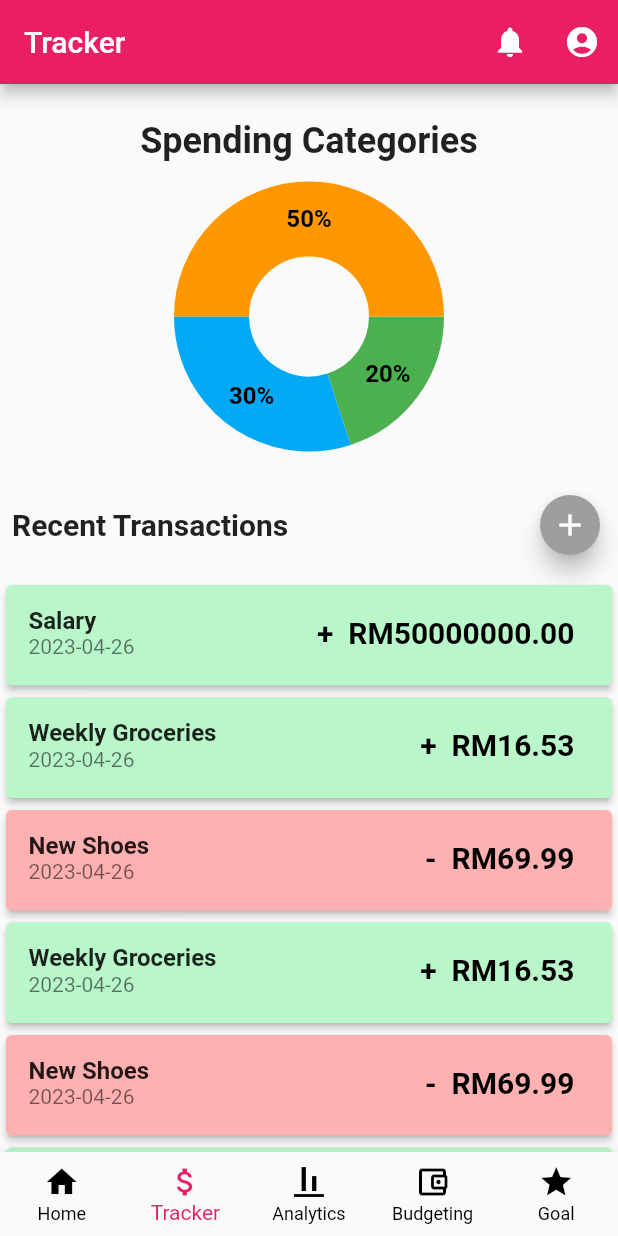
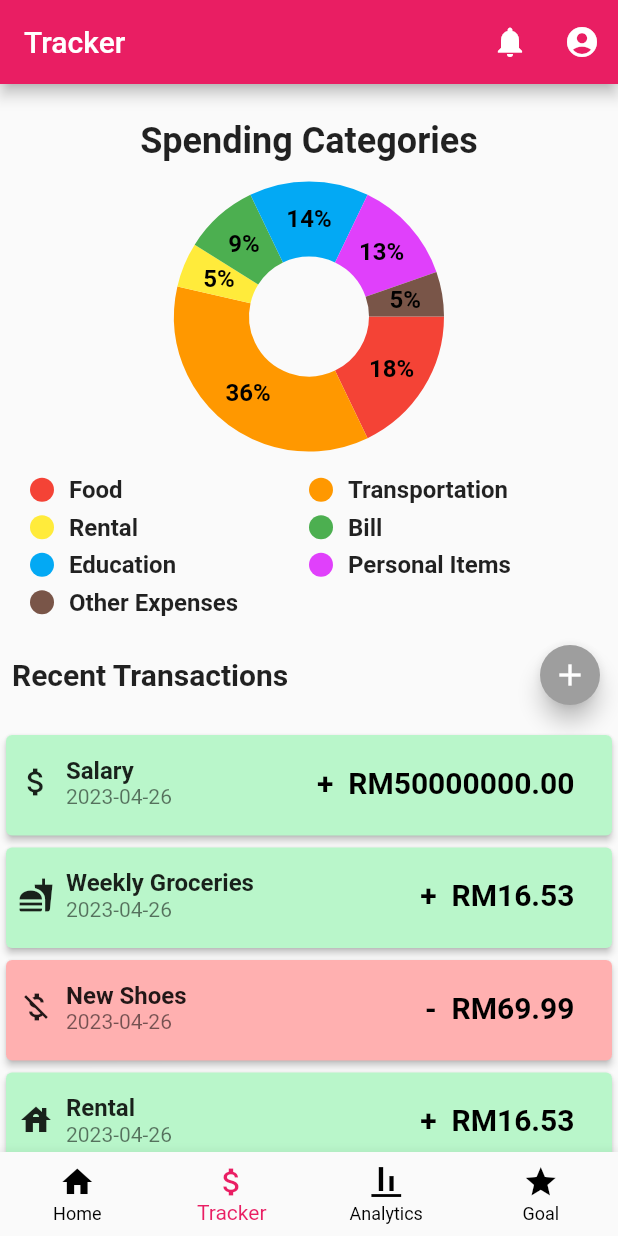
Before and after one commit to yiwan-21/FYP-Financial-app, a Flutter app: the Home screen opened by its route, item 2 of the bottom bar chosen, on a phone screen of 412 x 824 dp. Run offline on Flutter 3.47's test engine with Material 2 defaults, Android fonts, the phone set to English and light mode, and no system bars; drawn by our look-alikes of fl_chart.

Commit message:
category improvement

```diff
--- a/lib/components/categoryChart.dart
+++ b/lib/components/categoryChart.dart
@@ -2,10 +2,13 @@ import 'package:fl_chart/fl_chart.dart';
 import 'package:flutter/material.dart';
 
 class CategoryChart extends StatefulWidget {
-  const CategoryChart({Key? key}) : super(key: key);
+  final List<String> categories;
+  final List<double> values;
+
+  const CategoryChart(this.categories, this.values, {super.key});
 
   @override
-  State<CategoryChart> createState() => _CategoryChartState();
+  _CategoryChartState createState() => _CategoryChartState();
 }
 
 class _CategoryChartState extends State<CategoryChart> {
@@ -13,21 +16,21 @@ class _CategoryChartState extends State<CategoryChart> {
 
   @override
   Widget build(BuildContext context) {
-    return AspectRatio(
+    return Column(
+      children: [
+        AspectRatio(
           aspectRatio: 2,
           child: PieChart(
             PieChartData(
               sections: getSections(),
               centerSpaceRadius: 40,
               sectionsSpace: 0,
-          borderData: FlBorderData(
-            show: false,
-          ),
               pieTouchData: PieTouchData(
                 touchCallback: (event, response) {
                   setState(() {
                     if (response != null) {
-                  touchedIndex = response.touchedSection!.touchedSectionIndex;
+                      touchedIndex =
+                          response.touchedSection!.touchedSectionIndex;
                     } else {
                       touchedIndex = -1;
                     }
@@ -36,44 +39,116 @@ class _CategoryChartState extends State<CategoryChart> {
               ),
             ),
           ),
+        ),
+        Container(
+          margin: const EdgeInsets.symmetric(horizontal: 20),
+          child: Column(children: getLegend()),
+        ),
+      ],
     );
   }
 
   List<PieChartSectionData> getSections() {
-    return [
+    List<PieChartSectionData> sections = [];
+
+    for (int i = 0; i < widget.categories.length; i++) {
+      sections.add(
         PieChartSectionData(
-        value: 20,
-        color: Colors.green,
-        title: '20%',
-        radius: touchedIndex == 0 ? 60 : 50,
+          value: widget.values[i],
+          color: getColor(i),
+          title:
+              '${(widget.values[i] / widget.values.reduce((a, b) => a + b) * 100).toStringAsFixed(0)}%',
+          radius: touchedIndex == i ? 60 : 50,
           titleStyle: TextStyle(
             fontSize: 16,
             fontWeight: FontWeight.bold,
-          color: touchedIndex == 0 ? Colors.white : Colors.black,
+            color: touchedIndex == i ? Colors.white : Colors.black,
           ),
         ),
-      PieChartSectionData(
-        value: 30,
-        color: Colors.lightBlue,
-        title: '30%',
-        radius: touchedIndex == 1 ? 60 : 50,
-        titleStyle: TextStyle(
+      );
+    }
+
+    return sections;
+  }
+
+  Color getColor(int index) {
+    // Define a list of colors to use
+    List<Color> colors = [
+      Colors.red,
+      Colors.orange,
+      Colors.yellow,
+      Colors.green,
+      Colors.lightBlue,
+      Colors.purpleAccent,
+      Colors.brown,
+      Colors.amber,
+      Colors.greenAccent,
+      Colors.cyan,
+    ];
+
+    // If the index is out of range, return a random color
+    if (index >= colors.length) {
+      return Color.fromRGBO(
+        100 + index * 10,
+        50 + index * 5,
+        150 + index * 15,
+        1,
+      );
+    }
+
+    // Otherwise, return the color at the specified index
+    return colors[index];
+  }
+
+  List<Widget> getLegend() {
+    List<Widget> legend = [];
+
+    int numRows = (widget.categories.length / 2).ceil();
+
+    for (int i = 0; i < numRows; i++) {
+      List<Widget> rowChildren = [];
+
+      for (int j = 0; j < 2; j++) {
+        int index = i * 2 + j;
+
+        if (index >= widget.categories.length) {
+          break;
+        }
+
+        rowChildren.add(
+          Expanded(
+            child: Row(
+              children: [
+                Container(
+                  width: 16,
+                  height: 16,
+                  decoration: BoxDecoration(
+                    color: getColor(index),
+                    shape: BoxShape.circle,
+                  ),
+                ),
+                const SizedBox(width: 10, height: 25),
+                Expanded(
+                  child: Text(
+                    widget.categories[index],
+                    style: const TextStyle(
                       fontSize: 16,
                       fontWeight: FontWeight.bold,
-          color: touchedIndex == 1 ? Colors.white : Colors.black,
+                    ),
+                    overflow: TextOverflow.ellipsis,
                   ),
                 ),
-      PieChartSectionData(
-        value: 50,
-        color: Colors.orange,
-        title: '50%',
-        radius: touchedIndex == 2 ? 60 : 50,
-        titleStyle: TextStyle(
-          fontSize: 16,
-          fontWeight: FontWeight.bold,
-          color: touchedIndex == 2 ? Colors.white : Colors.black,
+              ],
             ),
           ),
-    ];
+        );
+      }
+
+      legend.add(Row(
+        children: rowChildren,
+      ));
+    }
+
+    return legend;
   }
 }
--- a/lib/components/transaction.dart
+++ b/lib/components/transaction.dart
@@ -1,4 +1,5 @@
 import 'package:flutter/material.dart';
+import '../constants.dart';
 
 class Transaction extends StatefulWidget {
   final String title;
@@ -6,8 +7,9 @@ class Transaction extends StatefulWidget {
   final double amount;
   final DateTime date;
   final bool isExpense;
+  final String category;
 
-  Transaction(this.title, this.amount, this.date, this.isExpense,
+  Transaction(this.title, this.amount, this.date, this.isExpense, this.category,
       {this.notes, super.key});
 
   @override
@@ -31,6 +33,7 @@ class _TransactionState extends State<Transaction>
       'amount': widget.amount,
       'date': widget.date,
       'isExpense': widget.isExpense,
+      'category': widget.category,
     });
   }
 
@@ -54,10 +57,13 @@ class _TransactionState extends State<Transaction>
               Row(
                 mainAxisAlignment: MainAxisAlignment.spaceBetween,
                 children: <Widget>[
+                  Row(
+                    children: [
                       Container(
-                    margin: const EdgeInsets.only(left: 15),
-                    child: Column(
-                      mainAxisAlignment: MainAxisAlignment.center,
+                        margin: const EdgeInsets.symmetric(horizontal: 8),
+                        child: Constants.getCategoryIcon(widget.category),
+                      ),
+                      Column(
                         crossAxisAlignment: CrossAxisAlignment.start,
                         children: <Widget>[
                           Text(
@@ -75,6 +81,7 @@ class _TransactionState extends State<Transaction>
                           ),
                         ],
                       ),
+                    ],
                   ),
                   Container(
                     padding: const EdgeInsets.all(10),
@@ -106,14 +113,7 @@ class _TransactionState extends State<Transaction>
                                     ? "No Notes"
                                     : "Notes: ${widget.notes}",
                               ),
-                              const Text("Category: No Category"),
-                              const Text("Category: No Category"),
-                              const Text("Category: No Category"),
-                              const Text("Category: No Category"),
-                              const Text("Category: No Category"),
-                              const Text("Category: No Category"),
-                              const Text("Category: No Category"),
-                              const Text("Category: No Category"),
+                              Text("Category: ${widget.category}"),
                             ],
                           ),
                         ),
--- /dev/null
+++ b/lib/constants.dart
@@ -0,0 +1,51 @@
+import 'package:flutter/material.dart';
+
+class Constants {
+  static const List<String> expenseCategories = [
+    'Food',
+    'Transportation',
+    'Rental',
+    'Bill',
+    'Education',
+    'Personal Items',
+    'Other Expenses'
+  ];
+  static const List<String> incomeCategories = [
+    'Savings',
+    'Pocket Money',
+    'Part-time Job',
+    'Scholarship/PTPTN/Sponsorship Programme',
+    'Other Income'
+  ];
+
+  static Icon getCategoryIcon(String category) {
+    switch (category) {
+      case 'Food':
+        return const Icon(Icons.fastfood);
+      case 'Transportation':
+        return const Icon(Icons.directions_bus);
+      case 'Rental':
+        return const Icon(Icons.house);
+      case 'Bill':
+        return const Icon(Icons.event_note_outlined);
+      case 'Education':
+        return const Icon(Icons.cases_outlined);
+      case 'Personal Items':
+        return const Icon(Icons.face);
+      case 'Other Expenses':
+        return const Icon(Icons.money_off);
+      case 'Savings':
+        return const Icon(Icons.attach_money);
+      case 'Pocket Money':
+        return const Icon(Icons.attach_money);
+      case 'Part-time Job':
+        return const Icon(Icons.attach_money);
+      case 'Scholarship/PTPTN/Sponsorship Programme':
+        return const Icon(Icons.attach_money);
+      case 'Other Income':
+        return const Icon(Icons.attach_money);
+      default:
+        return const Icon(Icons.category);
+    }
+  }
+}
--- a/lib/pages/addTransaction.dart
+++ b/lib/pages/addTransaction.dart
@@ -14,19 +14,21 @@ class _AddTransactionState extends State<AddTransaction> {
   String? _notes;
   double _amount = 0;
   bool _isExpense = true;
-  final List<String> _categories = [
+  final List<String> _expenseCategories = [
     'Food',
     'Transportation',
     'Rental',
-    'Water&Electricity Bill',
-    'Internet Bill',
-    'Other Utility Bill',
+    'Bill',
     'Education',
     'Personal Items',
-    'Game',
-    'Gifts',
-    'Donations',
-    'Others'
+    'Other Expenses'
+  ];
+  final List<String> _incomeCategories = [
+    'Savings',
+    'Pocket Money',
+    'Part-time Job',
+    'Scholarship/PTPTN/Sponsorship Programme',
+    'Other Income'
   ];
   String _selectedCategory = '';
   DateTime _date = DateTime.now();
@@ -34,7 +36,7 @@ class _AddTransactionState extends State<AddTransaction> {
   @override
   void initState() {
     super.initState();
-    _selectedCategory = _categories[0];
+    _selectedCategory = _expenseCategories[0];
   }
 
   Future<void> _selectDate(BuildContext context) async {
@@ -127,7 +129,7 @@ class _AddTransactionState extends State<AddTransaction> {
                     suffixIcon: Icon(Icons.calendar_today),
                     fillColor: Colors.white,
                     filled: true,
-                     focusedBorder: OutlineInputBorder(
+                    focusedBorder: OutlineInputBorder(
                       borderSide: BorderSide(width: 1.5),
                     ),
                     enabledBorder: OutlineInputBorder(
@@ -205,7 +207,7 @@ class _AddTransactionState extends State<AddTransaction> {
                       _selectedCategory = value!;
                     });
                   },
-                  items: _categories
+                  items: _expenseCategories
                       .map((category) => DropdownMenuItem(
                             value: category,
                             child: Text(category),
--- a/lib/pages/editTransaction.dart
+++ b/lib/pages/editTransaction.dart
@@ -1,5 +1,6 @@
 import 'package:flutter/material.dart';
 import 'package:flutter/services.dart';
+import '../constants.dart';
 
 class EditTransaction extends StatefulWidget {
   const EditTransaction({super.key});
@@ -14,27 +15,13 @@ class _EditTransactionState extends State<EditTransaction> {
   String? _notes;
   double _amount = 0;
   bool _isExpense = true;
-  final List<String> _categories = [
-    'Food',
-    'Transportation',
-    'Rental',
-    'Water&Electricity Bill',
-    'Internet Bill',
-    'Other Utility Bill',
-    'Education',
-    'Personal Items',
-    'Game',
-    'Gifts',
-    'Donations',
-    'Others'
-  ];
-  String _selectedCategory = '';
+  String _category = '';
   DateTime _date = DateTime.now();
+  List<String> _categoryList = [];
 
   @override
   void initState() {
     super.initState();
-    _selectedCategory = _categories[0];
   }
 
   Future<void> _selectDate(BuildContext context) async {
@@ -59,6 +46,10 @@ class _EditTransactionState extends State<EditTransaction> {
     _amount = args['amount'];
     _date = args['date'];
     _isExpense = args['isExpense'];
+    _category = args['category'];
+    _notes = args['notes'];
+    _categoryList =
+        _isExpense ? Constants.expenseCategories : Constants.incomeCategories;
 
     return Scaffold(
       appBar: AppBar(
@@ -210,14 +201,20 @@ class _EditTransactionState extends State<EditTransaction> {
                 ),
                 const SizedBox(height: 18.0),
                 DropdownButtonFormField<String>(
-                  value: _selectedCategory,
+                  value: _category,
                   onChanged: (value) {
                     setState(() {
-                      _selectedCategory = value!;
+                      _category = value!;
                     });
                   },
-                  items: _categories
-                      .map((category) => DropdownMenuItem(
+                  // items: _categoryList.map((String value) {
+                  //   print('${_isExpense} - ${_categoryList}');
+                  //   return DropdownMenuItem<String>(
+                  //     value: value,
+                  //     child: Text(value),
+                  //   );
+                  // }).toList(),
+                  items: _categoryList.map((category) => DropdownMenuItem(
                             value: category,
                             child: Text(category),
                           ))
@@ -295,21 +292,20 @@ class _CustomSwitchState extends State<CustomSwitch>
 
   @override
   void initState() {
+    const duration = Duration(milliseconds: 100);
     super.initState();
     _controller = AnimationController(
       vsync: this,
-      duration: const Duration(milliseconds: 100),
+      duration: duration,
     );
+    _animation = Tween<Offset>(
+      begin: const Offset(0.1, 0),
+      end: const Offset(3.2, 0),
+    ).animate(_controller);
     if (widget.isIncome) {
-      _animation = Tween<Offset>(
-        begin: const Offset(3.2, 0),
-        end: const Offset(0.1, 0),
-      ).animate(_controller);
-    } else {
-      _animation = Tween<Offset>(
-        begin: const Offset(0.1, 0),
-        end: const Offset(3.2, 0),
-      ).animate(_controller);
+      _controller.duration = const Duration(milliseconds: 0);
+      _controller.forward();
+      _controller.duration = duration;
     }
     _value = widget.isIncome;
   }
--- a/lib/pages/home.dart
+++ b/lib/pages/home.dart
@@ -24,8 +24,8 @@ class _HomeState extends State<Home> {
     "Home": const HomeContent(),
     "Tracker": const Tracker(),
     "Financial Analytics": const Analytics(),
+    "Savings Goal": const Goal(),
     "Budgeting Tool": const Budgeting(),
-    "Savings Goal": const Goal(),
   };
 
   @override
@@ -66,13 +66,13 @@ class _HomeState extends State<Home> {
             label: 'Analytics',
           ),
           BottomNavigationBarItem(
-            icon: Icon(Icons.account_balance_wallet_outlined),
-            label: 'Budgeting',
-          ),
-          BottomNavigationBarItem(
             icon: Icon(Icons.star),
             label: 'Goal',
           ),
+          // BottomNavigationBarItem(
+          //   icon: Icon(Icons.account_balance_wallet_outlined),
+          //   label: 'Budgeting',
+          // ),
         ],
         onTap: _onItemTapped,
       ),
--- a/lib/pages/tracker.dart
+++ b/lib/pages/tracker.dart
@@ -1,6 +1,7 @@
 import 'package:flutter/material.dart';
 import '../components/categoryChart.dart';
 import '../components/transaction.dart';
+import '../constants.dart';
 
 class Tracker extends StatefulWidget {
   const Tracker({super.key});
@@ -11,26 +12,39 @@ class Tracker extends StatefulWidget {
 
 class _TrackerState extends State<Tracker> with SingleTickerProviderStateMixin {
   final List<Transaction> transactions = [
-    Transaction('Salary', 50000000.00, DateTime.now(), false, notes: "Yay!"),
-    Transaction('Weekly Groceries', 16.53, DateTime.now(), false),
+    Transaction('Salary', 50000000.00, DateTime.now(), false, 'Savings',
+        notes: "Yay!"),
+    Transaction('Weekly Groceries', 16.53, DateTime.now(), false, 'Food'),
     Transaction(
       'New Shoes',
       69.99,
       DateTime.now(),
       true,
+      'Other Expenses',
       notes: "Notes",
     ),
-    Transaction('Weekly Groceries', 16.53, DateTime.now(), false),
-    Transaction('New Shoes', 69.99, DateTime.now(), true),
-    Transaction('Weekly Groceries', 16.53, DateTime.now(), false),
-    Transaction('New Shoes', 69.99, DateTime.now(), true),
-    Transaction('Weekly Groceries', 16.53, DateTime.now(), false),
-    Transaction('New Shoes', 69.99, DateTime.now(), true),
-    Transaction('Weekly Groceries', 16.53, DateTime.now(), false),
-    Transaction('New Shoes', 69.99, DateTime.now(), true),
-    Transaction('Weekly Groceries', 16.53, DateTime.now(), false),
-    Transaction('New Shoes', 69.99, DateTime.now(), true),
-    Transaction('Weekly Groceries', 16.53, DateTime.now(), false),
+    Transaction('Rental', 16.53, DateTime.now(), false, 'Rental'),
+    Transaction('Bill', 69.99, DateTime.now(), true, 'Bill'),
+    Transaction('Education', 16.53, DateTime.now(), false, 'Education'),
+    Transaction(
+        'Personal Items', 69.99, DateTime.now(), true, 'Personal Items'),
+    Transaction('Weekly Groceries', 16.53, DateTime.now(), false, 'test'),
+    Transaction('New Shoes', 69.99, DateTime.now(), true, 'test'),
+    Transaction('Weekly Groceries', 16.53, DateTime.now(), false, 'test'),
+    Transaction('New Shoes', 69.99, DateTime.now(), true, 'test'),
+    Transaction('Weekly Groceries', 16.53, DateTime.now(), false, 'test'),
+    Transaction('New Shoes', 69.99, DateTime.now(), true, 'test'),
+    Transaction('Weekly Groceries', 16.53, DateTime.now(), false, 'test'),
+  ];
+
+  final List<double> categoriesValue = [
+    10,
+    20,
+    3,
+    5,
+    8,
+    7,
+    3,
   ];
 
   bool _isVisible = false;
@@ -82,13 +96,16 @@ class _TrackerState extends State<Tracker> with SingleTickerProviderStateMixin {
             visible: !_isVisible,
             child: Column(
               crossAxisAlignment: CrossAxisAlignment.center,
-              children: const [
-                SizedBox(height: 24),
-                Text(
+              children: [
+                const SizedBox(height: 24),
+                const Text(
                   "Spending Categories",
                   style: TextStyle(fontSize: 24, fontWeight: FontWeight.bold),
                 ),
-                CategoryChart(),
+                CategoryChart(
+                  Constants.expenseCategories,
+                  categoriesValue,
+                ),
               ],
             ),
           ),
@@ -118,7 +135,8 @@ class _TrackerState extends State<Tracker> with SingleTickerProviderStateMixin {
             child: SingleChildScrollView(
               child: Column(
                 children: transactions.map((tx) {
-                  return Transaction(tx.title, tx.amount, tx.date, tx.isExpense,
+                  return Transaction(
+                      tx.title, tx.amount, tx.date, tx.isExpense, tx.category,
                       notes: tx.notes);
                 }).toList(),
               ),
```
Lines whose indentation alone changed are shown as unchanged.
